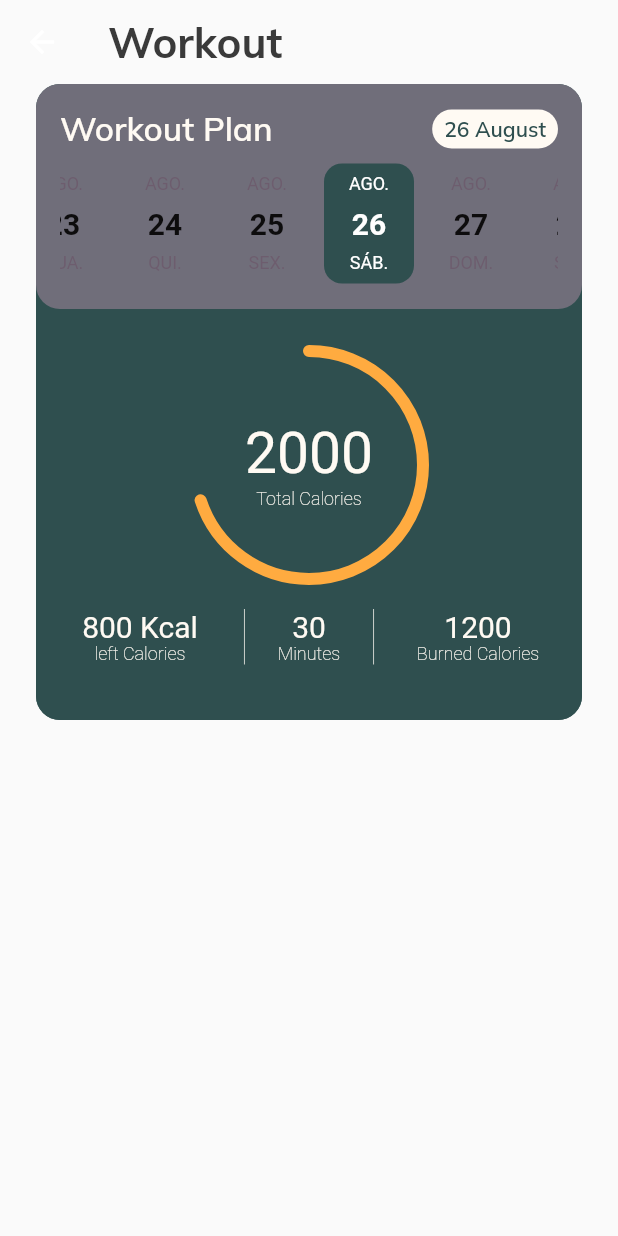
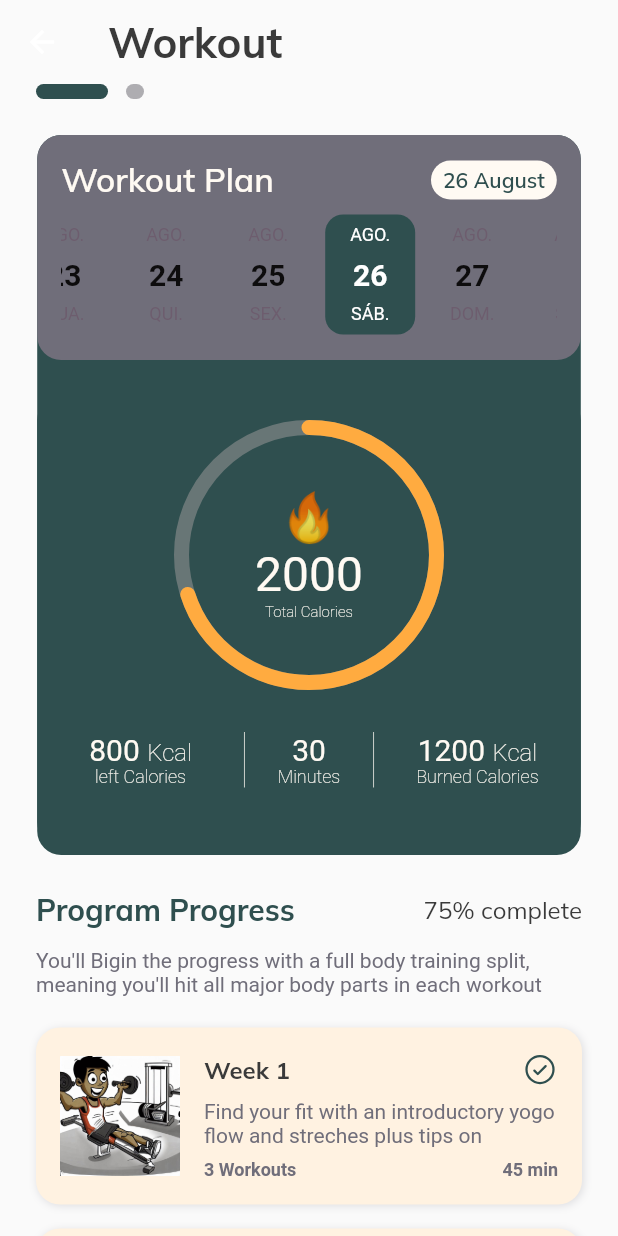
Before and after one commit to ContinuumTeam/GymHabit, a Flutter app: the WorkoutPage screen opened directly, on a phone screen of 412 x 824 dp. Run offline on Flutter 3.47's test engine with Material 2 defaults, Android fonts, the phone set to English and light mode, and no system bars; drawn by our look-alikes of easy_date_timeline, percent_indicator, smooth_page_indicator; our stand-ins replace dartz, dio, equatable, firebase_core, fl_chart, get_it and 3 more; accounts and stored records are empty.

Commit message:
feat: finalizado UI workout

```diff
--- a/lib/features/home/presenter/pages/daily_activity_page.dart
+++ b/lib/features/home/presenter/pages/daily_activity_page.dart
@@ -58,7 +58,9 @@ class _DailyActivityPageState extends State<DailyActivityPage> {
         ),
       ),
       body: SingleChildScrollView(
-        padding: const EdgeInsets.symmetric(horizontal: 24, vertical: 24),
+        padding: const EdgeInsets.symmetric(
+          horizontal: 24,
+        ),
         child: Column(
           children: [
             const StreakInfoWidget(
@@ -66,7 +68,8 @@ class _DailyActivityPageState extends State<DailyActivityPage> {
             ),
             Column(
               children: [
-                SizedBox(
+                Container(
+                  margin: const EdgeInsets.only(top: 18),
                   width: double.infinity,
                   child: Text(
                     'Daily activity',
--- a/lib/features/home/presenter/pages/workout_page.dart
+++ b/lib/features/home/presenter/pages/workout_page.dart
@@ -4,6 +4,9 @@ import 'package:gymhabit/features/theme/app_colors.dart';
 import 'package:gymhabit/features/theme/app_text.dart';
 import 'package:intl/intl.dart';
 import 'package:percent_indicator/circular_percent_indicator.dart';
+import 'package:smooth_page_indicator/smooth_page_indicator.dart';
+
+import '../widgets/card_program_widget.dart';
 
 class WorkoutPage extends StatefulWidget {
   const WorkoutPage({super.key});
@@ -13,24 +16,17 @@ class WorkoutPage extends StatefulWidget {
 }
 
 class _WorkoutPageState extends State<WorkoutPage> {
+  final controller = PageController(viewportFraction: 1.1, keepPage: true);
+
   @override
   Widget build(BuildContext context) {
     var tag = Localizations.maybeLocaleOf(context)?.toLanguageTag();
     String formattedDate = DateFormat('d MMMM', tag).format(DateTime.now());
-    return Scaffold(
-      appBar: AppBar(
-        title: const Text('Workout'),
-        titleTextStyle: AppText.titleHeading,
-        elevation: 0,
-        backgroundColor: Colors.transparent,
-      ),
-      body: SingleChildScrollView(
-        child: Padding(
-          padding: const EdgeInsets.symmetric(horizontal: 24),
-          child: Column(
-            children: [
-              Container(
-                margin: const EdgeInsets.only(bottom: 24),
+
+    final pages = List.generate(
+      2,
+      (index) => Container(
+        margin: const EdgeInsets.symmetric(horizontal: 19),
         decoration: BoxDecoration(
           color: AppColors.primary,
           borderRadius: BorderRadius.circular(16),
@@ -78,14 +74,18 @@ class _WorkoutPageState extends State<WorkoutPage> {
                           locale: "pt_BR",
                           key: const Key("EasyDateTimeLine"),
                           activeColor: AppColors.primary,
-                                  dayProps: EasyDayProps(
+                          dayProps: const EasyDayProps(
                             borderColor: Colors.transparent,
-                                    todayNumStyle: const TextStyle(
+                            todayNumStyle: TextStyle(
                               color: AppColors.background,
                               fontSize: 24,
                               fontWeight: FontWeight.bold,
                             ),
-                                    inactiveDayNumStyle: AppText.titleCard,
+                            inactiveDayNumStyle: TextStyle(
+                              color: AppColors.background,
+                              fontSize: 24,
+                              fontWeight: FontWeight.bold,
+                            ),
                             height: 80,
                             width: 60,
                           ),
@@ -106,32 +106,43 @@ class _WorkoutPageState extends State<WorkoutPage> {
             const SizedBox(height: 24),
             Center(
               child: Container(
-                        height: 250,
+                height: 300,
                 decoration: BoxDecoration(
                   color: AppColors.primary,
                   borderRadius: BorderRadius.circular(16),
                 ),
                 child: Column(
                   children: [
-                            CircularPercentIndicator(
-                              radius: 80,
-                              lineWidth: 8,
+                    Container(
+                      margin: const EdgeInsets.only(
+                        top: 16,
+                        bottom: 28,
+                      ),
+                      child: CircularPercentIndicator(
+                          radius: 90,
+                          lineWidth: 10,
                           animation: true,
                           percent: 0.7,
                           center: const Text.rich(
                             TextSpan(
+                              text: '🔥\n',
+                              style: TextStyle(
+                                fontSize: 32.0,
+                              ),
+                              children: [
+                                TextSpan(
                                   text: '2000\n',
                                   style: TextStyle(
                                     fontWeight: FontWeight.w400,
-                                    fontSize: 38.0,
+                                    fontSize: 32.0,
                                     color: AppColors.background,
                                   ),
-                                  children: [
+                                ),
                                 TextSpan(
                                   text: 'Total Calories',
                                   style: TextStyle(
                                     fontWeight: FontWeight.w100,
-                                        fontSize: 12.0,
+                                    fontSize: 10.0,
                                     color: AppColors.background,
                                   ),
                                 ),
@@ -141,21 +152,28 @@ class _WorkoutPageState extends State<WorkoutPage> {
                           ),
                           circularStrokeCap: CircularStrokeCap.round,
                           progressColor: Colors.orangeAccent,
-                              backgroundColor: Colors.transparent,
+                          backgroundColor: const Color(0xFF687676)),
                     ),
-                            const SizedBox(height: 16),
                     Row(
                       children: [
                         const Expanded(
                           child: Text.rich(
                             TextSpan(
-                                      text: '800 Kcal\n',
+                              text: '800 ',
                               style: TextStyle(
                                 fontWeight: FontWeight.w400,
                                 fontSize: 20,
                                 color: AppColors.background,
                               ),
                               children: [
+                                TextSpan(
+                                  text: 'Kcal\n',
+                                  style: TextStyle(
+                                    fontWeight: FontWeight.w100,
+                                    fontSize: 16.0,
+                                    color: AppColors.background,
+                                  ),
+                                ),
                                 TextSpan(
                                   text: 'left Calories',
                                   style: TextStyle(
@@ -170,8 +188,7 @@ class _WorkoutPageState extends State<WorkoutPage> {
                           ),
                         ),
                         Container(
-                                  padding: const EdgeInsets.symmetric(
-                                      horizontal: 22),
+                          padding: const EdgeInsets.symmetric(horizontal: 22),
                           decoration: const BoxDecoration(
                             border: Border(
                               left: BorderSide(
@@ -209,13 +226,21 @@ class _WorkoutPageState extends State<WorkoutPage> {
                         const Expanded(
                           child: Text.rich(
                             TextSpan(
-                                      text: '1200\n',
+                              text: '1200 ',
                               style: TextStyle(
                                 fontWeight: FontWeight.w400,
                                 fontSize: 20,
                                 color: AppColors.background,
                               ),
                               children: [
+                                TextSpan(
+                                  text: 'Kcal\n',
+                                  style: TextStyle(
+                                    fontWeight: FontWeight.w100,
+                                    fontSize: 16.0,
+                                    color: AppColors.background,
+                                  ),
+                                ),
                                 TextSpan(
                                   text: 'Burned Calories',
                                   style: TextStyle(
@@ -238,6 +263,92 @@ class _WorkoutPageState extends State<WorkoutPage> {
           ],
         ),
       ),
+      growable: true,
+    );
+
+    return Scaffold(
+      appBar: AppBar(
+        title: const Text('Workout'),
+        titleTextStyle: AppText.titleHeading,
+        elevation: 0,
+        backgroundColor: Colors.transparent,
+      ),
+      body: SingleChildScrollView(
+        child: Padding(
+          padding: const EdgeInsets.only(left: 24, right: 24, bottom: 24),
+          child: Column(
+            children: [
+              // teste
+              Container(
+                margin: const EdgeInsets.only(bottom: 24),
+                width: double.infinity,
+                child: SmoothPageIndicator(
+                  controller: controller,
+                  count: pages.length,
+                  effect: const ExpandingDotsEffect(
+                    activeDotColor: AppColors.primary,
+                    dotColor: Color.fromARGB(255, 174, 173, 177),
+                    dotHeight: 10,
+                    dotWidth: 12,
+                    expansionFactor: 4,
+                    spacing: 12,
+                  ),
+                ),
+              ),
+              Container(
+                margin: const EdgeInsets.only(bottom: 24),
+                height: 480,
+                child: PageView.builder(
+                  itemCount: 2,
+                  pageSnapping: true,
+                  controller: controller,
+                  // itemCount: pages.length,
+                  itemBuilder: (_, index) {
+                    return pages[index % pages.length];
+                  },
+                ),
+              ),
+              // teste
+              Column(
+                children: [
+                  Row(
+                    mainAxisAlignment: MainAxisAlignment.spaceBetween,
+                    children: [
+                      Text('Program Progress', style: AppText.titleRegular),
+                      Text(' 75% complete', style: AppText.trailingRegular),
+                    ],
+                  ),
+                  Container(
+                    margin: const EdgeInsets.symmetric(vertical: 8),
+                    child: const Padding(
+                      padding: EdgeInsets.symmetric(vertical: 5),
+                      child: Text(
+                        "You'll Bigin the progress with a full body training split, meaning you'll hit all major body parts in each workout",
+                        style: TextStyle(
+                          color: AppColors.body,
+                          fontWeight: FontWeight.w400,
+                          fontSize: 14,
+                        ),
+                      ),
+                    ),
+                  ),
+                ],
+              ),
+              ListView.builder(
+                  shrinkWrap: true,
+                  physics: const NeverScrollableScrollPhysics(),
+                  itemCount: 3,
+                  scrollDirection: Axis.vertical,
+                  itemBuilder: (context, index) {
+                    return const CardProgramWidget(
+                      week: 'Week 1',
+                      description:
+                          'Find your fit with an introductory yogo flow and streches plus tips on',
+                      totalWorkouts: '3 Workouts',
+                      totaTime: '45 min',
+                      icon: 'assets/images/program.jpeg',
+                    );
+                  }),
             ],
           ),
         ),
--- /dev/null
+++ b/lib/features/home/presenter/widgets/card_program_widget.dart
@@ -0,0 +1,102 @@
+import 'package:flutter/material.dart';
+import 'package:gymhabit/features/theme/app_colors.dart';
+import 'package:gymhabit/features/theme/app_text.dart';
+import 'package:phosphor_flutter/phosphor_flutter.dart';
+
+class CardProgramWidget extends StatelessWidget {
+  final String description;
+  final String icon;
+  final String week;
+  final String totaTime;
+  final String totalWorkouts;
+  final String? status = 'inProgress';
+
+  const CardProgramWidget({
+    super.key,
+    required this.description,
+    required this.icon,
+    required this.week,
+    required this.totaTime,
+    required this.totalWorkouts,
+  });
+
+  @override
+  Widget build(BuildContext context) {
+    return Container(
+      margin: const EdgeInsets.symmetric(vertical: 8),
+      padding: const EdgeInsets.all(16),
+      decoration: BoxDecoration(
+        color: AppColors.cardBackground,
+        borderRadius: BorderRadius.circular(16),
+        boxShadow: [
+          BoxShadow(
+            color: AppColors.body.withOpacity(0.2),
+            blurRadius: 4,
+            offset: const Offset(1, 1),
+          ),
+        ],
+      ),
+      child: Column(
+        children: [
+          Row(
+            children: [
+              Container(
+                margin: const EdgeInsets.only(right: 16),
+                child: Image.asset(
+                  icon,
+                  width: 80,
+                ),
+              ),
+              Expanded(
+                child: Column(
+                  children: [
+                    Row(
+                      mainAxisAlignment: MainAxisAlignment.spaceBetween,
+                      children: [
+                        Text(week, style: AppText.trailingBold),
+                        const Icon(PhosphorIcons.checkCircle,
+                            color: AppColors.primary)
+                      ],
+                    ),
+                    Container(
+                      margin: const EdgeInsets.symmetric(vertical: 8),
+                      child: Text(
+                        description,
+                        style: const TextStyle(
+                          color: AppColors.body,
+                          fontWeight: FontWeight.w400,
+                          fontSize: 14,
+                        ),
+                      ),
+                    ),
+                    Row(
+                      mainAxisAlignment: MainAxisAlignment.spaceBetween,
+                      children: [
+                        Text(
+                          totalWorkouts,
+                          style: const TextStyle(
+                            color: AppColors.body,
+                            fontWeight: FontWeight.bold,
+                            fontSize: 12,
+                          ),
+                        ),
+                        Text.rich(TextSpan(
+                          text: totaTime,
+                          style: const TextStyle(
+                            color: AppColors.body,
+                            fontWeight: FontWeight.bold,
+                            fontSize: 12,
+                          ),
+                        ))
+                      ],
+                    )
+                  ],
+                ),
+              )
+            ],
+          )
+        ],
+      ),
+    );
+  }
+}
--- a/lib/features/theme/app_colors.dart
+++ b/lib/features/theme/app_colors.dart
@@ -15,4 +15,5 @@ class AppColors {
   static const stroke = Color(0xFFE3E3E6);
   static const shape = Color(0xFFFAFAFC);
   static const input = Color(0xFFB1B0B8);
+  static const cardBackground = Color(0xFFFFF2E1);
 }
--- a/lib/features/theme/app_text.dart
+++ b/lib/features/theme/app_text.dart
@@ -51,15 +51,15 @@ class AppText {
     color: AppColors.heading,
   );
 
-  static final trailingRegular = GoogleFonts.lexendDeca(
+  static final trailingRegular = GoogleFonts.mulish(
     fontSize: 16,
     fontWeight: FontWeight.w400,
     color: AppColors.heading,
   );
 
-  static final trailingBold = GoogleFonts.lexendDeca(
+  static final trailingBold = GoogleFonts.mulish(
     fontSize: 16,
-    fontWeight: FontWeight.w600,
+    fontWeight: FontWeight.bold,
     color: AppColors.heading,
   );
 
--- a/pubspec.yaml
+++ b/pubspec.yaml
@@ -23,6 +23,7 @@ dependencies:
   fl_chart: ^0.62.0
   intl: ^0.18.0
   easy_date_timeline: ^0.0.7
+  smooth_page_indicator: ^1.1.0
 
 dev_dependencies:
   flutter_test:
```
Also changed, not shown: assets/images/program.jpeg (added), pubspec.lock. Lines whose indentation alone changed are shown as unchanged.
